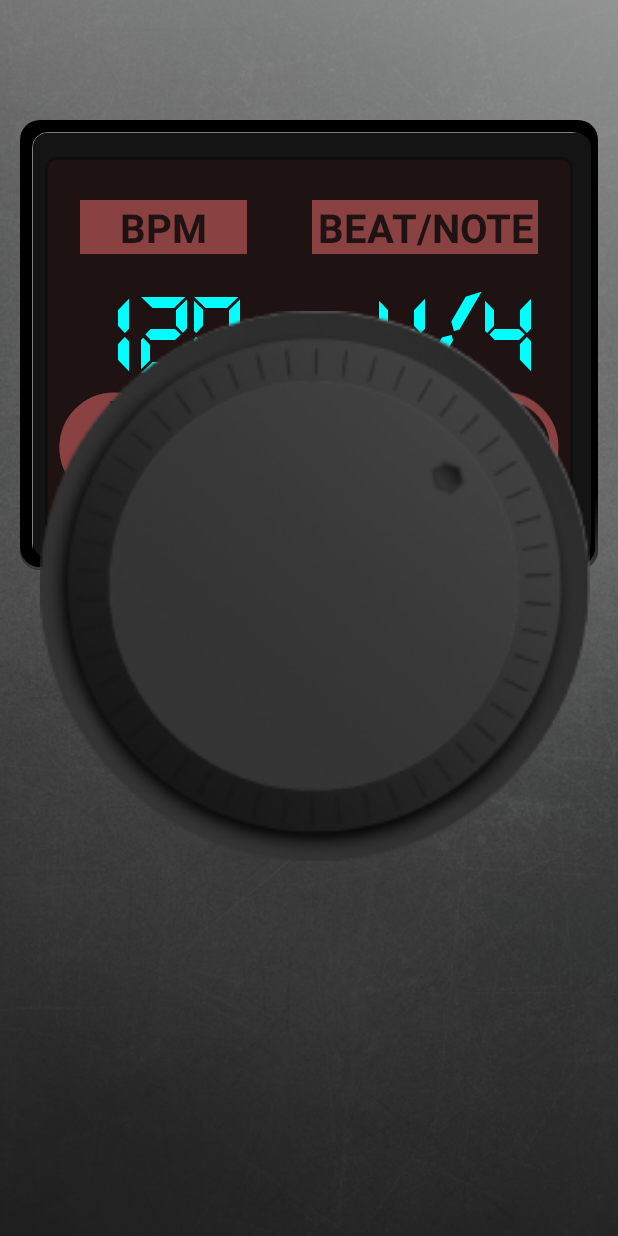
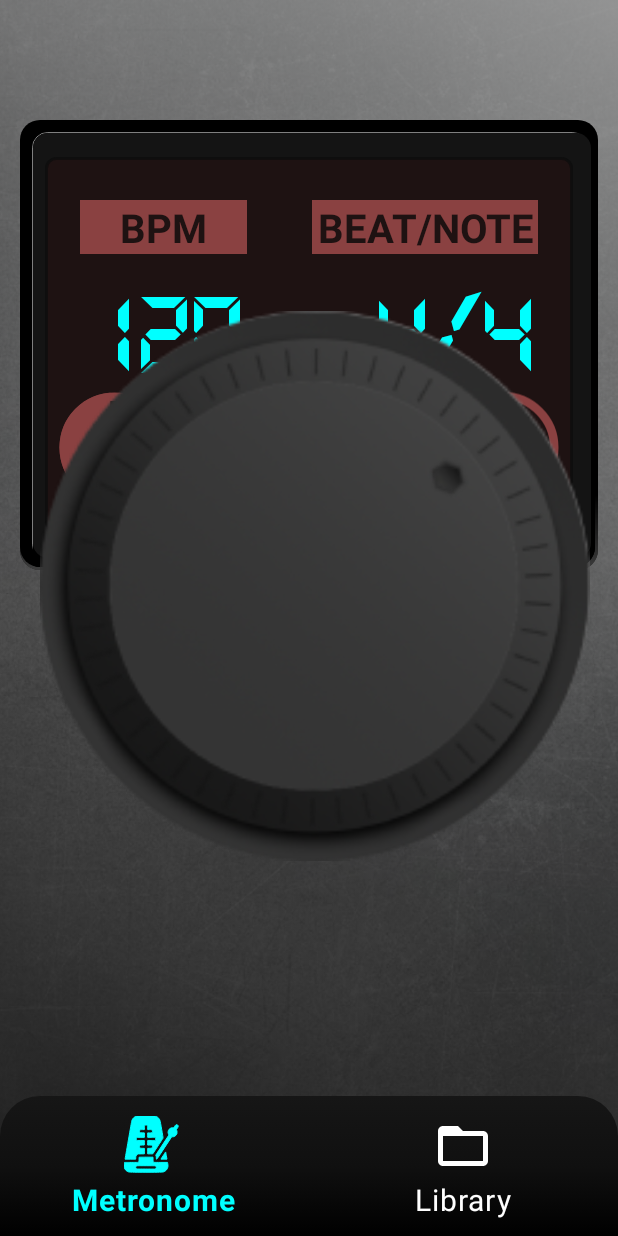
Before and after one commit to jonataslinoo/MetronomePlus, an Android app: the screen it shows after launch (MainActivity), on a phone screen of 412 x 824 dp. Run offline under Robolectric (Android 15) with nearby library versions, the phone set to English and light mode, and no system bars; our stand-ins replace navigation-ui; 8 statements that could not run were skipped.

Commit message:
feat (MainActivity): Add a lower navigation bar to the main activity, to navigate between fragments and create a navigation graph - Add tests to verify correct navigation between fragments - Add new styles and strings for using the bottom navigation bar

```diff
--- a/app/src/main/java/br/com/jonatas/metronomeplus/presenter/ui/MainActivity.kt
+++ b/app/src/main/java/br/com/jonatas/metronomeplus/presenter/ui/MainActivity.kt
@@ -4,13 +4,19 @@ import android.os.Bundle
 import androidx.activity.enableEdgeToEdge
 import androidx.core.view.ViewCompat
 import androidx.core.view.WindowInsetsCompat
+import androidx.navigation.NavController
+import androidx.navigation.fragment.NavHostFragment
+import androidx.navigation.ui.setupWithNavController
+import br.com.jonatas.metronomeplus.R
 import br.com.jonatas.metronomeplus.databinding.ActivityMainBinding
+import com.google.android.material.bottomnavigation.BottomNavigationView
 
 class MainActivity : BaseActivity() {
 
     private val binding by lazy {
         ActivityMainBinding.inflate(layoutInflater)
     }
+    private lateinit var navController: NavController
 
     override fun onCreate(savedInstanceState: Bundle?) {
         super.onCreate(savedInstanceState)
@@ -18,8 +24,20 @@ class MainActivity : BaseActivity() {
         setContentView(binding.root)
         ViewCompat.setOnApplyWindowInsetsListener(binding.main) { v, insets ->
             val systemBars = insets.getInsets(WindowInsetsCompat.Type.systemBars())
-            v.setPadding(systemBars.left, systemBars.top, systemBars.right, systemBars.bottom)
+//            v.setPadding(systemBars.left, systemBars.top, systemBars.right, systemBars.bottom)
             insets
         }
+
+        setupNavController()
+    }
+
+    private fun setupNavController() {
+        val navHostFragment =
+            supportFragmentManager.findFragmentById(R.id.fragmentContainerView) as NavHostFragment
+        navController = navHostFragment.navController
+
+        val navView: BottomNavigationView = binding.bottomNavigationView
+        navView.itemIconTintList = null
+        navView.setupWithNavController(navController)
     }
 }
--- /dev/null
+++ b/app/src/main/res/drawable/bottom_nav_background.xml
@@ -0,0 +1,15 @@
+<?xml version="1.0" encoding="utf-8"?>
+<selector xmlns:android="http://schemas.android.com/apk/res/android">
+    <item>
+        <shape android:shape="rectangle">
+            <corners
+                android:topLeftRadius="16dp"
+                android:topRightRadius="16dp" />
+            <gradient
+                android:angle="1"
+                android:centerColor="@color/bottom_nav_bar_center_color"
+                android:endColor="@color/bottom_nav_bar_end_color"
+                android:startColor="@color/bottom_nav_bar_start_color" />
+        </shape>
+    </item>
+</selector>
--- a/app/src/main/res/layout/activity_main.xml
+++ b/app/src/main/res/layout/activity_main.xml
@@ -8,13 +8,26 @@
     tools:context=".presenter.ui.MainActivity">
 
     <androidx.fragment.app.FragmentContainerView
-        android:id="@+id/fragment_container_view"
-        class="br.com.jonatas.metronomeplus.presenter.ui.fragment.MetronomeFragment"
+        android:id="@+id/fragmentContainerView"
+        android:name="androidx.navigation.fragment.NavHostFragment"
         android:layout_width="0dp"
         android:layout_height="0dp"
+        app:defaultNavHost="true"
         app:layout_constraintBottom_toBottomOf="parent"
         app:layout_constraintEnd_toEndOf="parent"
         app:layout_constraintStart_toStartOf="parent"
-        app:layout_constraintTop_toTopOf="parent" />
+        app:layout_constraintTop_toTopOf="parent"
+        app:navGraph="@navigation/nav_graph"
+        tools:layout="@layout/fragment_metronome" />
+
+    <com.google.android.material.bottomnavigation.BottomNavigationView
+        android:id="@+id/bottomNavigationView"
+        style="@style/bottomNavigationStyle"
+        android:layout_width="match_parent"
+        android:layout_height="wrap_content"
+        app:layout_constraintBottom_toBottomOf="parent"
+        app:layout_constraintEnd_toEndOf="parent"
+        app:layout_constraintStart_toStartOf="parent"
+        app:menu="@menu/bottom_nav_menu" />
 
 </androidx.constraintlayout.widget.ConstraintLayout>
--- a/app/src/main/res/layout/fragment_metronome.xml
+++ b/app/src/main/res/layout/fragment_metronome.xml
@@ -2,6 +2,7 @@
 <androidx.constraintlayout.widget.ConstraintLayout xmlns:android="http://schemas.android.com/apk/res/android"
     xmlns:app="http://schemas.android.com/apk/res-auto"
     xmlns:tools="http://schemas.android.com/tools"
+    android:id="@+id/metronomeFragmentContent"
     android:layout_width="match_parent"
     android:layout_height="match_parent"
     tools:context=".presenter.ui.fragment.MetronomeFragment">
--- /dev/null
+++ b/app/src/main/res/menu/bottom_nav_menu.xml
@@ -0,0 +1,14 @@
+<?xml version="1.0" encoding="utf-8"?>
+<menu xmlns:android="http://schemas.android.com/apk/res/android">
+
+    <item
+        android:id="@+id/metronomeFragment"
+        android:icon="@drawable/bottom_nav_selector_metronome"
+        android:title="@string/menu_bottom_nav_metronome" />
+
+    <item
+        android:id="@+id/libraryFragment"
+        android:icon="@drawable/bottom_nav_selector_library"
+        android:title="@string/menu_bottom_nav_library" />
+
+</menu>
--- /dev/null
+++ b/app/src/main/res/navigation/nav_graph.xml
@@ -0,0 +1,20 @@
+<?xml version="1.0" encoding="utf-8"?>
+<navigation xmlns:android="http://schemas.android.com/apk/res/android"
+    xmlns:app="http://schemas.android.com/apk/res-auto"
+    xmlns:tools="http://schemas.android.com/tools"
+    android:id="@+id/navigation_graph"
+    app:startDestination="@id/metronomeFragment">
+
+    <fragment
+        android:id="@+id/metronomeFragment"
+        android:name="br.com.jonatas.metronomeplus.presenter.ui.fragment.MetronomeFragment"
+        android:label="@string/nav_label_Metronome"
+        tools:layout="@layout/fragment_metronome" />
+
+    <fragment
+        android:id="@+id/libraryFragment"
+        android:name="br.com.jonatas.metronomeplus.presenter.ui.fragment.LibraryFragment"
+        android:label="@string/nav_label_library"
+        tools:layout="@layout/fragment_library" />
+
+</navigation>
--- a/app/src/main/res/values-night/themes.xml
+++ b/app/src/main/res/values-night/themes.xml
@@ -25,4 +25,10 @@
         <item name="android:textAlignment">textEnd</item>
         <item name="android:textColor">@color/beat_highlight_color</item>
     </style>
+
+    <style name="bottomNavigationStyle" parent="Widget.MaterialComponents.BottomNavigationView">
+        <item name="android:background">@drawable/bottom_nav_background</item>
+        <item name="itemIconTint">@color/white</item>
+        <item name="itemTextColor">@color/selector_text_color_bottom_nav</item>
+    </style>
 </resources>
--- a/app/src/main/res/values/colors.xml
+++ b/app/src/main/res/values/colors.xml
@@ -14,6 +14,11 @@
     <color name="white_40_percent">#66FFFFFF</color>
     <color name="black_70_percent">#B2000000</color>
 
+    <!-- Bottom Navigation bar colors -->
+    <color name="bottom_nav_bar_start_color">#161616</color>
+    <color name="bottom_nav_bar_center_color">#101010</color>
+    <color name="bottom_nav_bar_end_color">#000000</color>
+
     <!-- Colors Metronome Display Screen -->
     <color name="gray_display_screen">#141414</color>
     <color name="display_screen_color">#1E1212</color>
@@ -29,4 +34,5 @@
     <!--    <color name="beat_default_color">#8A415E</color>-->
     <!--    <color name="beat_highlight_color">#41D9FD</color>-->
     <!--    <color name="beat_disable_color">#353535</color>-->
+
 </resources>
--- a/app/src/main/res/values/strings.xml
+++ b/app/src/main/res/values/strings.xml
@@ -12,4 +12,8 @@
     <string name="content_description_display_screen_of_beats">Display screen of beats</string>
     <string name="content_description_overlay_gradient_for_the_metronome_background">Overlay gradient for the metronome background</string>
     <string name="content_description_gray_striped_background_for_metronome">Gray striped background for metronome</string>
+    <string name="menu_bottom_nav_metronome">Metronome</string>
+    <string name="menu_bottom_nav_library">Library</string>
+    <string name="nav_label_Metronome">Metronome</string>
+    <string name="nav_label_library">Library</string>
 </resources>
--- a/app/src/main/res/values/themes.xml
+++ b/app/src/main/res/values/themes.xml
@@ -1,8 +1,6 @@
 <resources>
     <!-- Base application theme. -->
     <style name="Base.Theme.MetronomePlus" parent="Theme.Material3.DayNight.NoActionBar">
-        <!-- Customize your light theme here. -->
-        <!-- <item name="colorPrimary">@color/my_light_primary</item> -->
         <item name="android:windowLightStatusBar">false</item>
         <item name="android:statusBarColor">@android:color/black</item>
     </style>
@@ -29,4 +27,10 @@
         <item name="android:textAlignment">textEnd</item>
         <item name="android:textColor">@color/beat_highlight_color</item>
     </style>
+
+    <style name="bottomNavigationStyle" parent="Widget.MaterialComponents.BottomNavigationView">
+        <item name="android:background">@drawable/bottom_nav_background</item>
+        <item name="itemIconTint">@color/white</item>
+        <item name="itemTextColor">@color/selector_text_color_bottom_nav</item>
+    </style>
 </resources>
```
Also changed, not shown: 1 other file.
